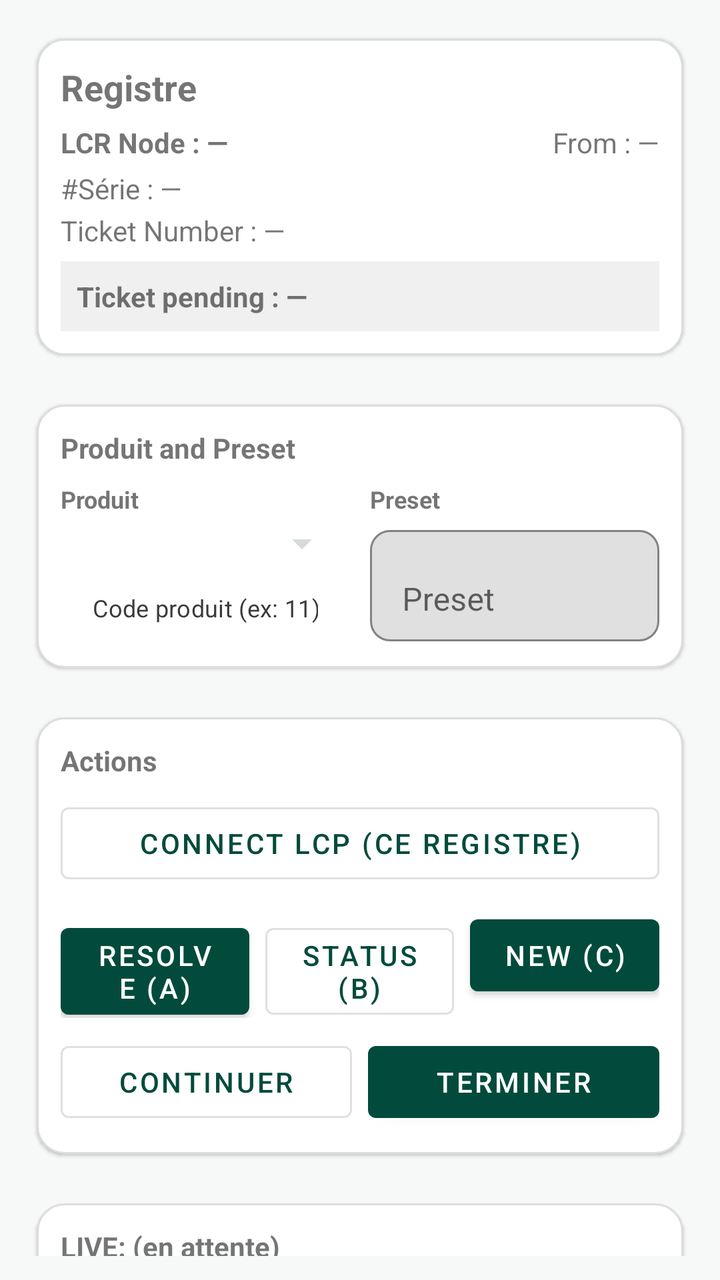
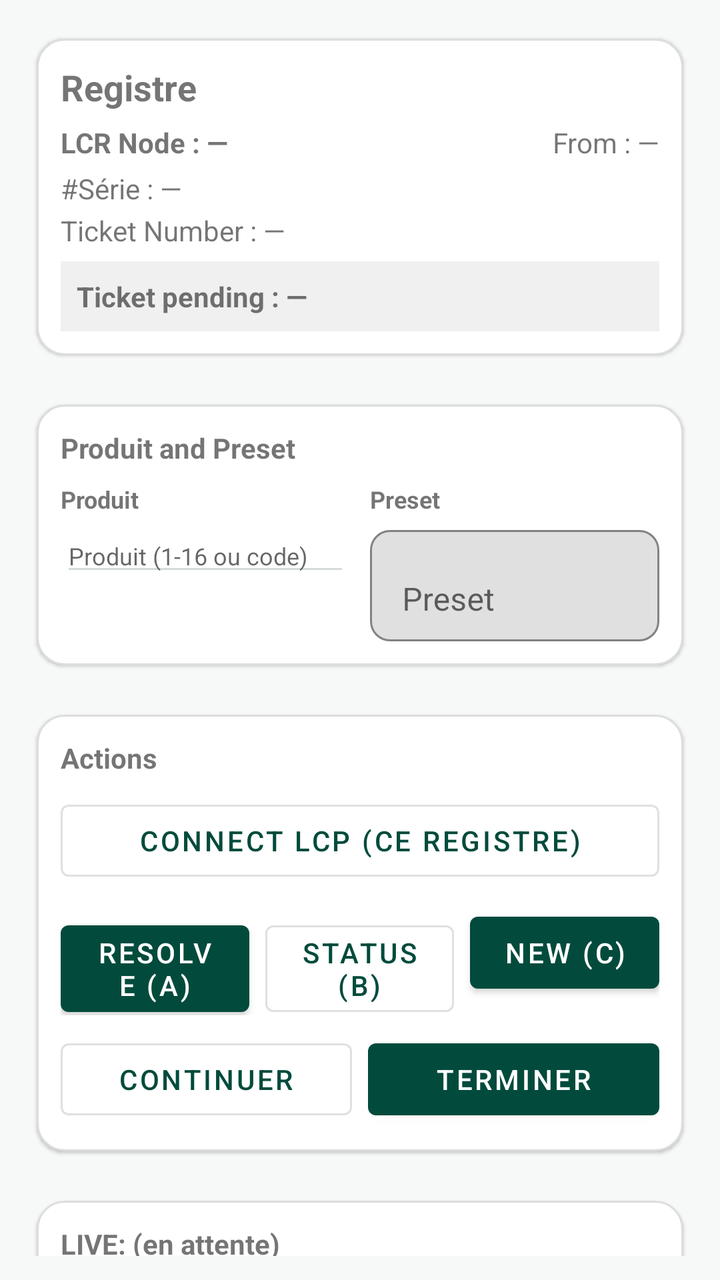

The first picture is an Android layout as it rendered before a commit; the second is the same layout after the commit. The layout source and the unified diff follow.
<!-- AndroidManifest.xml: application theme Theme.LcrFilgoEnergie -->
<!-- res/layout/fragment_register_tab.xml -->
<androidx.core.widget.NestedScrollView xmlns:android="http://schemas.android.com/apk/res/android"
    xmlns:app="http://schemas.android.com/apk/res-auto"
    android:id="@+id/regRootScroll"
    android:layout_width="match_parent"
    android:layout_height="match_parent"
    android:fillViewport="true"
    android:padding="12dp">

    <LinearLayout
        android:id="@+id/regRoot"
        android:layout_width="match_parent"
        android:layout_height="wrap_content"
        android:orientation="vertical">

        
        <com.google.android.material.card.MaterialCardView
            android:layout_width="match_parent"
            android:layout_height="wrap_content"
            app:cardUseCompatPadding="true"
            app:cardCornerRadius="14dp"
            app:strokeWidth="1dp"
            app:strokeColor="#22000000">

            <LinearLayout
                android:layout_width="match_parent"
                android:layout_height="wrap_content"
                android:orientation="vertical"
                android:padding="12dp">

                <TextView
                    android:id="@+id/txtRegHeader"
                    android:layout_width="match_parent"
                    android:layout_height="wrap_content"
                    android:text="Registre"
                    android:textStyle="bold"
                    android:textSize="18sp" />

                
                <LinearLayout
                    android:layout_width="match_parent"
                    android:layout_height="wrap_content"
                    android:orientation="horizontal"
                    android:layout_marginTop="6dp">

                    <TextView
                        android:id="@+id/txtLcrNode"
                        android:layout_width="0dp"
                        android:layout_height="wrap_content"
                        android:layout_weight="1"
                        android:text="LCR Node : —"
                        android:textStyle="bold" />

                    <TextView
                        android:id="@+id/txtFrom"
                        android:layout_width="0dp"
                        android:layout_height="wrap_content"
                        android:layout_weight="1"
                        android:gravity="end"
                        android:text="From : —" />
                </LinearLayout>

                <TextView
                    android:id="@+id/txtSerialId"
                    android:layout_width="match_parent"
                    android:layout_height="wrap_content"
                    android:text="#Série : —"
                    android:layout_marginTop="4dp" />

                <TextView
                    android:id="@+id/txtTicketNo"
                    android:layout_width="match_parent"
                    android:layout_height="wrap_content"
                    android:text="Ticket Number : —"
                    android:layout_marginTop="2dp" />

                
                <TextView
                    android:id="@+id/txtTicketPending"
                    android:layout_width="match_parent"
                    android:layout_height="wrap_content"
                    android:text="Ticket pending : —"
                    android:textStyle="bold"
                    android:layout_marginTop="6dp"
                    android:padding="8dp"
                    android:background="#0F000000" />
            </LinearLayout>
        </com.google.android.material.card.MaterialCardView>

        
        <com.google.android.material.card.MaterialCardView
            android:layout_width="match_parent"
            android:layout_height="wrap_content"
            android:layout_marginTop="10dp"
            app:cardUseCompatPadding="true"
            app:cardCornerRadius="14dp"
            app:strokeWidth="1dp"
            app:strokeColor="#22000000">

            <LinearLayout
                android:layout_width="match_parent"
                android:layout_height="wrap_content"
                android:orientation="vertical"
                android:padding="12dp">

                <TextView
                    android:layout_width="match_parent"
                    android:layout_height="wrap_content"
                    android:text="Produit and Preset"
                    android:textStyle="bold"
                    android:textSize="14sp" />

                <LinearLayout
                    android:layout_width="match_parent"
                    android:layout_height="wrap_content"
                    android:orientation="horizontal"
                    android:layout_marginTop="8dp">

                    
                    <LinearLayout
                        android:layout_width="0dp"
                        android:layout_height="wrap_content"
                        android:layout_weight="1"
                        android:orientation="vertical">

                        <TextView
                            android:layout_width="match_parent"
                            android:layout_height="wrap_content"
                            android:text="Produit"
                            android:textStyle="bold"
                            android:textSize="12sp" />

                        <Spinner
                            android:id="@+id/spnProduct"
                            android:layout_width="match_parent"
                            android:layout_height="wrap_content"
                            android:layout_marginTop="2dp" />

                        <EditText
                            android:id="@+id/edtProductCode"
                            android:layout_width="match_parent"
                            android:layout_height="wrap_content"
                            android:layout_marginTop="2dp"
                            android:hint="Code produit (ex: 11)"
                            android:inputType="number"
                            android:textSize="12sp" />
                    </LinearLayout>

                    
                    <LinearLayout
                        android:layout_width="0dp"
                        android:layout_height="wrap_content"
                        android:layout_weight="1"
                        android:orientation="vertical"
                        android:layout_marginStart="10dp">

                        <TextView
                            android:layout_width="match_parent"
                            android:layout_height="wrap_content"
                            android:text="Preset"
                            android:textStyle="bold"
                            android:textSize="12sp" />

                        <com.google.android.material.textfield.TextInputLayout
                            android:layout_width="match_parent"
                            android:layout_height="wrap_content"
                            android:layout_marginTop="2dp"
                            app:boxBackgroundMode="outline"
                            app:boxCornerRadiusTopStart="10dp"
                            app:boxCornerRadiusTopEnd="10dp"
                            app:boxCornerRadiusBottomStart="10dp"
                            app:boxCornerRadiusBottomEnd="10dp">

                            <com.google.android.material.textfield.TextInputEditText
                                android:id="@+id/edtPreset"
                                android:layout_width="match_parent"
                                android:layout_height="wrap_content"
                                android:hint="Preset"
                                android:inputType="numberDecimal"
                                android:singleLine="true" />
                        </com.google.android.material.textfield.TextInputLayout>
                    </LinearLayout>
                </LinearLayout>

            </LinearLayout>
        </com.google.android.material.card.MaterialCardView>

        
        <com.google.android.material.card.MaterialCardView
            android:layout_width="match_parent"
            android:layout_height="wrap_content"
            android:layout_marginTop="10dp"
            app:cardUseCompatPadding="true"
            app:cardCornerRadius="14dp"
            app:strokeWidth="1dp"
            app:strokeColor="#22000000">

            <LinearLayout
                android:layout_width="match_parent"
                android:layout_height="wrap_content"
                android:orientation="vertical"
                android:padding="12dp">

                <TextView
                    android:layout_width="match_parent"
                    android:layout_height="wrap_content"
                    android:text="Actions"
                    android:textStyle="bold"
                    android:textSize="14sp" />

                <com.google.android.material.button.MaterialButton
                    android:id="@+id/btnConnectTab"
                    style="@style/Widget.MaterialComponents.Button.OutlinedButton"
                    android:layout_width="match_parent"
                    android:layout_height="wrap_content"
                    android:text="Connect LCP (ce registre)"
                    android:layout_marginTop="8dp" />

                
                <LinearLayout
                    android:layout_width="match_parent"
                    android:layout_height="wrap_content"
                    android:orientation="horizontal"
                    android:layout_marginTop="8dp">

                    <com.google.android.material.button.MaterialButton
                        android:id="@+id/btnA"
                        android:layout_width="0dp"
                        android:layout_height="wrap_content"
                        android:layout_weight="1"
                        android:text="Resolve (A)" />

                    <com.google.android.material.button.MaterialButton
                        android:id="@+id/btnB"
                        style="@style/Widget.MaterialComponents.Button.OutlinedButton"
                        android:layout_width="0dp"
                        android:layout_height="wrap_content"
                        android:layout_weight="1"
                        android:layout_marginStart="8dp"
                        android:text="Status (B)" />

                    <com.google.android.material.button.MaterialButton
                        android:id="@+id/btnC"
                        android:layout_width="0dp"
                        android:layout_height="wrap_content"
                        android:layout_weight="1"
                        android:layout_marginStart="8dp"
                        android:text="New (C)" />
                </LinearLayout>

                
                <LinearLayout
                    android:layout_width="match_parent"
                    android:layout_height="wrap_content"
                    android:orientation="horizontal"
                    android:layout_marginTop="8dp">

                    <com.google.android.material.button.MaterialButton
                        android:id="@+id/btnContinue"
                        style="@style/Widget.MaterialComponents.Button.OutlinedButton"
                        android:layout_width="0dp"
                        android:layout_height="wrap_content"
                        android:layout_weight="1"
                        android:text="Continuer" />

                    <com.google.android.material.button.MaterialButton
                        android:id="@+id/btnFinish"
                        android:layout_width="0dp"
                        android:layout_height="wrap_content"
                        android:layout_weight="1"
                        android:layout_marginStart="8dp"
                        android:text="Terminer" />
                </LinearLayout>

            </LinearLayout>
        </com.google.android.material.card.MaterialCardView>

        
        <com.google.android.material.card.MaterialCardView
            android:layout_width="match_parent"
            android:layout_height="wrap_content"
            android:layout_marginTop="10dp"
            app:cardUseCompatPadding="true"
            app:cardCornerRadius="14dp"
            app:strokeWidth="1dp"
            app:strokeColor="#22000000">

            <LinearLayout
                android:layout_width="match_parent"
                android:layout_height="wrap_content"
                android:orientation="vertical"
                android:padding="12dp">

                <TextView
                    android:id="@+id/txtLive"
                    android:layout_width="match_parent"
                    android:layout_height="wrap_content"
                    android:text="LIVE: (en attente)"
                    android:textStyle="bold" />

                <LinearLayout
                    android:id="@+id/liveQtyPanel"
                    android:layout_width="match_parent"
                    android:layout_height="wrap_content"
                    android:orientation="vertical"
                    android:layout_marginTop="10dp"
                    android:padding="10dp"
                    android:background="#0F000000">

                    <TextView
                        android:id="@+id/txtQtyNet"
                        android:layout_width="match_parent"
                        android:layout_height="wrap_content"
                        android:text="NET: 0.0"
                        android:textStyle="bold"
                        android:textSize="24sp"
                        android:textColor="#000000" />

                    <TextView
                        android:id="@+id/txtQtyGross"
                        android:layout_width="match_parent"
                        android:layout_height="wrap_content"
                        android:text="GROSS: 0.0"
                        android:textStyle="bold"
                        android:textSize="18sp"
                        android:textColor="#222222"
                        android:layout_marginTop="4dp" />
                </LinearLayout>

            </LinearLayout>
        </com.google.android.material.card.MaterialCardView>

        
        <com.google.android.material.card.MaterialCardView
            android:layout_width="match_parent"
            android:layout_height="wrap_content"
            android:layout_marginTop="10dp"
            app:cardUseCompatPadding="true"
            app:cardCornerRadius="14dp"
            app:strokeWidth="1dp"
            app:strokeColor="#22000000">

            <LinearLayout
                android:layout_width="match_parent"
                android:layout_height="wrap_content"
                android:orientation="vertical"
                android:padding="12dp">

                <TextView
                    android:layout_width="match_parent"
                    android:layout_height="wrap_content"
                    android:text="Ticket"
                    android:textStyle="bold"
                    android:textSize="14sp" />

                <TextView
                    android:id="@+id/txtDeliveryUid"
                    android:layout_width="match_parent"
                    android:layout_height="wrap_content"
                    android:text="Delivery UID : —"
                    android:layout_marginTop="6dp" />

                
                <com.google.android.material.button.MaterialButton
                    android:id="@+id/btnReprintTicket"
                    style="@style/Widget.MaterialComponents.Button.OutlinedButton"
                    android:layout_width="match_parent"
                    android:layout_height="wrap_content"
                    android:text="Reprint (last ticket)"
                    android:layout_marginTop="8dp" />

            </LinearLayout>
        </com.google.android.material.card.MaterialCardView>

        
        <com.google.android.material.card.MaterialCardView
            android:layout_width="match_parent"
            android:layout_height="wrap_content"
            android:layout_marginTop="10dp"
            app:cardUseCompatPadding="true"
            app:cardCornerRadius="14dp"
            app:strokeWidth="1dp"
            app:strokeColor="#22000000">

            <LinearLayout
                android:layout_width="match_parent"
                android:layout_height="wrap_content"
                android:orientation="vertical"
                android:padding="12dp">

                <CheckBox
                    android:id="@+id/cbShowLog"
                    android:layout_width="wrap_content"
                    android:layout_height="wrap_content"
                    android:text="Afficher logs"
                    android:checked="false" />

                <LinearLayout
                    android:id="@+id/logPanel"
                    android:layout_width="match_parent"
                    android:layout_height="wrap_content"
                    android:orientation="vertical"
                    android:visibility="gone"
                    android:layout_marginTop="8dp">

                    <ScrollView
                        android:id="@+id/logScroll"
                        android:layout_width="match_parent"
                        android:layout_height="200dp"
                        android:fillViewport="true"
                        android:background="#111111">

                        <TextView
                            android:id="@+id/txtLog"
                            android:layout_width="match_parent"
                            android:layout_height="wrap_content"
                            android:typeface="monospace"
                            android:textIsSelectable="true"
                            android:textSize="12sp"
                            android:textColor="#00FF00"
                            android:padding="10dp" />
                    </ScrollView>

                    <LinearLayout
                        android:layout_width="match_parent"
                        android:layout_height="wrap_content"
                        android:orientation="horizontal"
                        android:gravity="end"
                        android:layout_marginTop="8dp">

                        <com.google.android.material.button.MaterialButton
                            android:id="@+id/btnClearLog"
                            style="@style/Widget.MaterialComponents.Button.TextButton"
                            android:layout_width="wrap_content"
                            android:layout_height="wrap_content"
                            android:text="Clear" />

                        <com.google.android.material.button.MaterialButton
                            android:id="@+id/btnCopyLog"
                            style="@style/Widget.MaterialComponents.Button.TextButton"
                            android:layout_width="wrap_content"
                            android:layout_height="wrap_content"
                            android:layout_marginStart="8dp"
                            android:text="Copy" />

                        <com.google.android.material.button.MaterialButton
                            android:id="@+id/btnScrollDown"
                            style="@style/Widget.MaterialComponents.Button.TextButton"
                            android:layout_width="wrap_content"
                            android:layout_height="wrap_content"
                            android:layout_marginStart="8dp"
                            android:text="Down" />
                    </LinearLayout>

                    <LinearLayout
                        android:layout_width="match_parent"
                        android:layout_height="wrap_content"
                        android:orientation="horizontal"
                        android:layout_marginTop="4dp">

                        <CheckBox
                            android:id="@+id/cbTxRx"
                            android:layout_width="wrap_content"
                            android:layout_height="wrap_content"
                            android:text="Afficher TX / RX"
                            android:checked="false" />

                        <CheckBox
                            android:id="@+id/cbLogTs"
                            android:layout_width="wrap_content"
                            android:layout_height="wrap_content"
                            android:layout_marginStart="12dp"
                            android:text="Timestamps UI + IO + API"
                            android:checked="false" />
                    </LinearLayout>

                </LinearLayout>
            </LinearLayout>
        </com.google.android.material.card.MaterialCardView>

        
        <View
            android:layout_width="match_parent"
            android:layout_height="16dp" />

    </LinearLayout>
</androidx.core.widget.NestedScrollView>
<!-- resources referenced by this layout -->
<resources>
  <style name="Theme.LcrFilgoEnergie" parent="Theme.MaterialComponents.DayNight.NoActionBar">
  
          
          <item name="colorPrimary">@color/filgo_green</item>
          <item name="colorPrimaryDark">@color/filgo_green_dark</item>
          <item name="colorSecondary">@color/filgo_green_light</item>
  
          
          <item name="colorAccent">@color/filgo_green_light</item>
  
          
          <item name="colorControlNormal">@color/outline</item>
          <item name="colorControlActivated">@color/outline_focus</item>
  
          
          <item name="android:windowBackground">@color/bg_app</item>
  
          
          <item name="buttonStyle">@style/FilgoButton</item>
          <item name="editTextStyle">@style/FilgoEditText</item>
  
      </style>
  <color name="filgo_green">#024B3C</color>
  <color name="filgo_green_dark">#01372C</color>
  <color name="filgo_green_light">#0B6B55</color>
  <color name="outline">#D5DBD9</color>
  <color name="outline_focus">@color/filgo_green</color>
  <color name="bg_app">#F7F8F8</color>
  <style name="FilgoButton" parent="Widget.MaterialComponents.Button">
          <item name="backgroundTint">@color/btn_primary_bg</item>
          <item name="android:textColor">@color/btn_primary_text</item>
          <item name="android:textAllCaps">false</item>
      </style>
  <style name="FilgoEditText" parent="Widget.MaterialComponents.TextInputEditText.OutlinedBox">
          <item name="android:textColor">@color/text_primary</item>
          <item name="android:textColorHint">@color/text_secondary</item>
          <item name="android:padding">10dp</item>
      </style>
  <color name="btn_primary_bg">@color/filgo_green</color>
  <color name="btn_primary_text">@color/text_on_green</color>
  <color name="text_primary">#111111</color>
  <color name="text_secondary">#3A3A3A</color>
  <color name="text_on_green">#FFFFFF</color>
</resources>

<!-- the commit's change to res/layout/fragment_register_tab.xml (unified diff, before → after) -->
@@ -129,20 +129,15 @@
                             android:textStyle="bold"
                             android:textSize="12sp" />
 
-                        <Spinner
+                        <AutoCompleteTextView
                             android:id="@+id/spnProduct"
                             android:layout_width="match_parent"
                             android:layout_height="wrap_content"
-                            android:layout_marginTop="2dp" />
-
-                        <EditText
-                            android:id="@+id/edtProductCode"
-                            android:layout_width="match_parent"
-                            android:layout_height="wrap_content"
                             android:layout_marginTop="2dp"
-                            android:hint="Code produit (ex: 11)"
                             android:inputType="number"
-                            android:textSize="12sp" />
+                            android:hint="Produit (1-16 ou code)"
+                            android:textSize="12sp"
+                            android:completionThreshold="1" />
                     </LinearLayout>
 
                     
